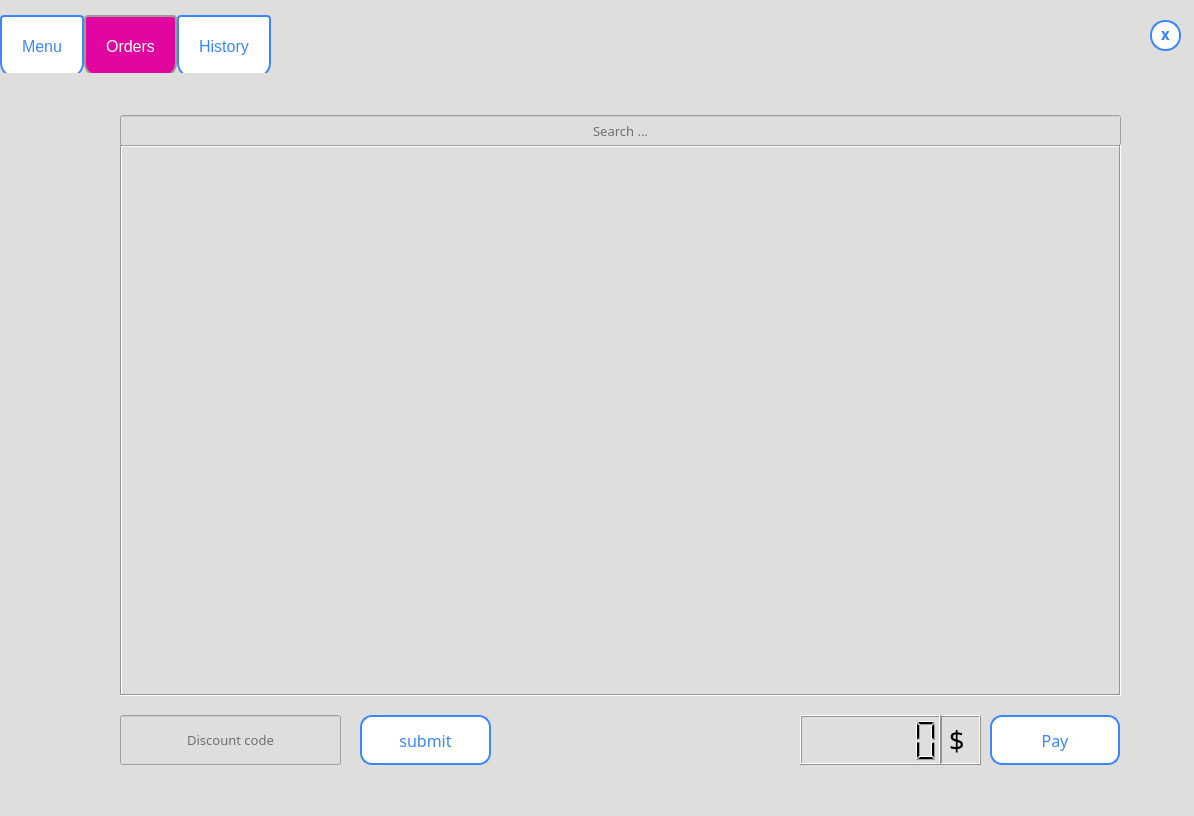
Before: the Qt Designer form frontend/ui_files/MainScreen.ui in irania9O/Restaurant, drawn with Qt 5.
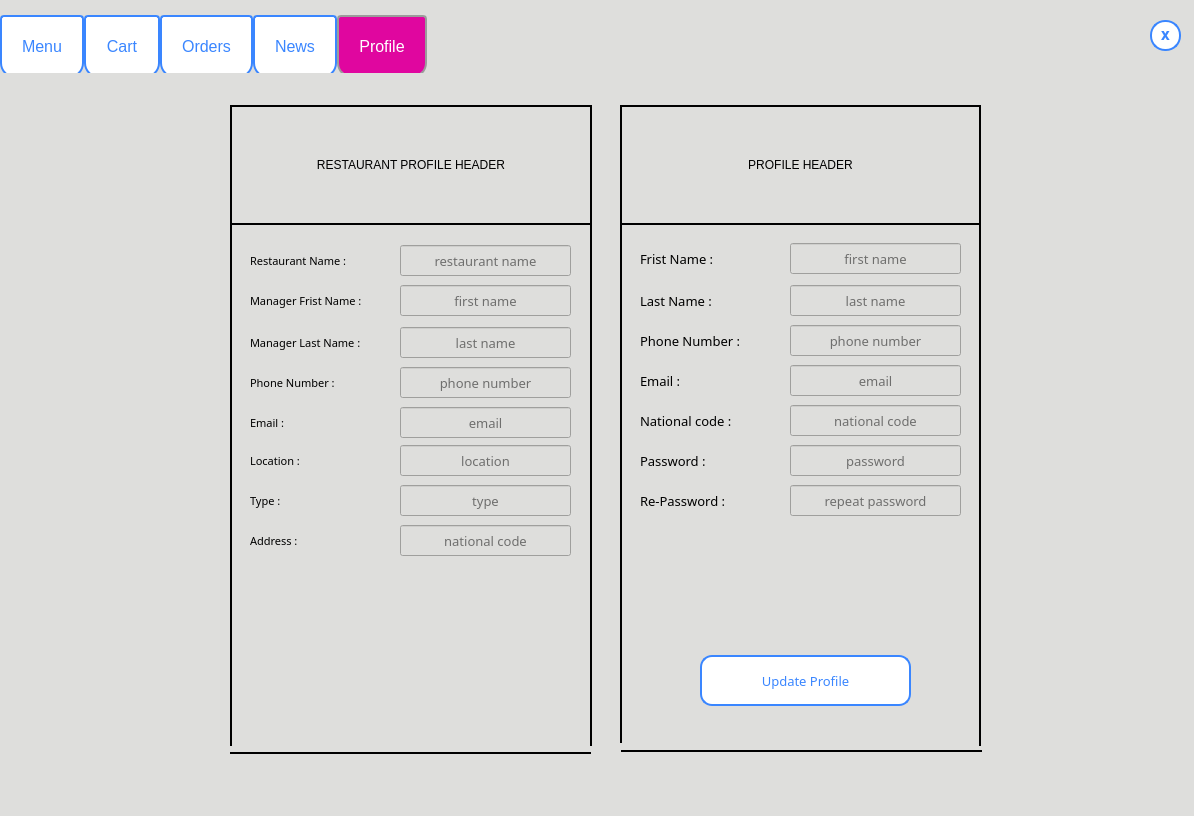
After: the same form once the commit is applied. The open tabs and pages were chosen to show the change.

Commit message: add profile and news tab.

The edit to the form file:
```diff
--- a/frontend/ui_files/MainScreen.ui
+++ b/frontend/ui_files/MainScreen.ui
@@ -659,9 +659,9 @@
    </widget>
    <widget class="QWidget" name="widget">
     <attribute name="title">
-     <string>Orders</string>
+     <string>Cart</string>
     </attribute>
-    <widget class="QScrollArea" name="orders_area">
+    <widget class="QScrollArea" name="cart_area">
      <property name="geometry">
       <rect>
        <x>120</x>
@@ -899,9 +899,9 @@
    </widget>
    <widget class="QWidget" name="widget">
     <attribute name="title">
-     <string>History</string>
+     <string>Orders</string>
     </attribute>
-    <widget class="QScrollArea" name="payed_area">
+    <widget class="QScrollArea" name="orders_area">
      <property name="geometry">
       <rect>
        <x>120</x>
@@ -956,6 +956,1077 @@
      </property>
     </widget>
    </widget>
+   <widget class="QWidget" name="tab_2">
+    <attribute name="title">
+     <string>News</string>
+    </attribute>
+    <widget class="QScrollArea" name="news_area">
+     <property name="geometry">
+      <rect>
+       <x>120</x>
+       <y>70</y>
+       <width>1001</width>
+       <height>571</height>
+      </rect>
+     </property>
+     <property name="frameShape">
+      <enum>QFrame::Box</enum>
+     </property>
+     <property name="widgetResizable">
+      <bool>true</bool>
+     </property>
+     <widget class="QWidget" name="scrollAreaWidgetContents_5">
+      <property name="geometry">
+       <rect>
+        <x>0</x>
+        <y>0</y>
+        <width>997</width>
+        <height>567</height>
+       </rect>
+      </property>
+     </widget>
+    </widget>
+    <widget class="QLabel" name="label">
+     <property name="geometry">
+      <rect>
+       <x>119</x>
+       <y>20</y>
+       <width>1001</width>
+       <height>51</height>
+      </rect>
+     </property>
+     <property name="font">
+      <font>
+       <family>MV Boli</family>
+       <pointsize>15</pointsize>
+      </font>
+     </property>
+     <property name="frameShape">
+      <enum>QFrame::Box</enum>
+     </property>
+     <property name="frameShadow">
+      <enum>QFrame::Raised</enum>
+     </property>
+     <property name="text">
+      <string>News</string>
+     </property>
+     <property name="alignment">
+      <set>Qt::AlignCenter</set>
+     </property>
+    </widget>
+   </widget>
+   <widget class="QWidget" name="tab">
+    <attribute name="title">
+     <string>Profile</string>
+    </attribute>
+    <widget class="Line" name="line_10">
+     <property name="geometry">
+      <rect>
+       <x>230</x>
+       <y>648</y>
+       <width>361</width>
+       <height>20</height>
+      </rect>
+     </property>
+     <property name="frameShadow">
+      <enum>QFrame::Plain</enum>
+     </property>
+     <property name="lineWidth">
+      <number>2</number>
+     </property>
+     <property name="orientation">
+      <enum>Qt::Horizontal</enum>
+     </property>
+    </widget>
+    <widget class="Line" name="line_11">
+     <property name="geometry">
+      <rect>
+       <x>581</x>
+       <y>120</y>
+       <width>20</width>
+       <height>531</height>
+      </rect>
+     </property>
+     <property name="frameShadow">
+      <enum>QFrame::Plain</enum>
+     </property>
+     <property name="lineWidth">
+      <number>2</number>
+     </property>
+     <property name="midLineWidth">
+      <number>0</number>
+     </property>
+     <property name="orientation">
+      <enum>Qt::Vertical</enum>
+     </property>
+    </widget>
+    <widget class="Line" name="line_12">
+     <property name="geometry">
+      <rect>
+       <x>221</x>
+       <y>130</y>
+       <width>20</width>
+       <height>521</height>
+      </rect>
+     </property>
+     <property name="frameShadow">
+      <enum>QFrame::Plain</enum>
+     </property>
+     <property name="lineWidth">
+      <number>2</number>
+     </property>
+     <property name="orientation">
+      <enum>Qt::Vertical</enum>
+     </property>
+    </widget>
+    <widget class="QLabel" name="restaurant_info_header">
+     <property name="geometry">
+      <rect>
+       <x>230</x>
+       <y>10</y>
+       <width>362</width>
+       <height>120</height>
+      </rect>
+     </property>
+     <property name="frameShape">
+      <enum>QFrame::WinPanel</enum>
+     </property>
+     <property name="text">
+      <string>RESTAURANT PROFILE HEADER</string>
+     </property>
+     <property name="alignment">
+      <set>Qt::AlignCenter</set>
+     </property>
+    </widget>
+    <widget class="Line" name="line_13">
+     <property name="geometry">
+      <rect>
+       <x>621</x>
+       <y>648</y>
+       <width>361</width>
+       <height>16</height>
+      </rect>
+     </property>
+     <property name="frameShadow">
+      <enum>QFrame::Plain</enum>
+     </property>
+     <property name="lineWidth">
+      <number>2</number>
+     </property>
+     <property name="orientation">
+      <enum>Qt::Horizontal</enum>
+     </property>
+    </widget>
+    <widget class="Line" name="line_14">
+     <property name="geometry">
+      <rect>
+       <x>970</x>
+       <y>120</y>
+       <width>20</width>
+       <height>531</height>
+      </rect>
+     </property>
+     <property name="frameShadow">
+      <enum>QFrame::Plain</enum>
+     </property>
+     <property name="lineWidth">
+      <number>2</number>
+     </property>
+     <property name="midLineWidth">
+      <number>0</number>
+     </property>
+     <property name="orientation">
+      <enum>Qt::Vertical</enum>
+     </property>
+    </widget>
+    <widget class="QLineEdit" name="first_name_input">
+     <property name="geometry">
+      <rect>
+       <x>790</x>
+       <y>148</y>
+       <width>171</width>
+       <height>31</height>
+      </rect>
+     </property>
+     <property name="font">
+      <font>
+       <family>MV Boli</family>
+       <pointsize>10</pointsize>
+      </font>
+     </property>
+     <property name="text">
+      <string/>
+     </property>
+     <property name="alignment">
+      <set>Qt::AlignCenter</set>
+     </property>
+     <property name="placeholderText">
+      <string>first name</string>
+     </property>
+     <property name="clearButtonEnabled">
+      <bool>false</bool>
+     </property>
+    </widget>
+    <widget class="Line" name="line_15">
+     <property name="geometry">
+      <rect>
+       <x>611</x>
+       <y>127</y>
+       <width>20</width>
+       <height>521</height>
+      </rect>
+     </property>
+     <property name="frameShadow">
+      <enum>QFrame::Plain</enum>
+     </property>
+     <property name="lineWidth">
+      <number>2</number>
+     </property>
+     <property name="orientation">
+      <enum>Qt::Vertical</enum>
+     </property>
+    </widget>
+    <widget class="QLabel" name="profile_header">
+     <property name="geometry">
+      <rect>
+       <x>620</x>
+       <y>10</y>
+       <width>361</width>
+       <height>120</height>
+      </rect>
+     </property>
+     <property name="frameShape">
+      <enum>QFrame::WinPanel</enum>
+     </property>
+     <property name="text">
+      <string>PROFILE HEADER</string>
+     </property>
+     <property name="alignment">
+      <set>Qt::AlignCenter</set>
+     </property>
+    </widget>
+    <widget class="QLabel" name="first_name_label">
+     <property name="geometry">
+      <rect>
+       <x>640</x>
+       <y>148</y>
+       <width>141</width>
+       <height>31</height>
+      </rect>
+     </property>
+     <property name="font">
+      <font>
+       <family>MV Boli</family>
+       <pointsize>10</pointsize>
+      </font>
+     </property>
+     <property name="text">
+      <string>Frist Name :</string>
+     </property>
+    </widget>
+    <widget class="QLineEdit" name="last_name_input">
+     <property name="geometry">
+      <rect>
+       <x>790</x>
+       <y>190</y>
+       <width>171</width>
+       <height>31</height>
+      </rect>
+     </property>
+     <property name="font">
+      <font>
+       <family>MV Boli</family>
+       <pointsize>10</pointsize>
+      </font>
+     </property>
+     <property name="text">
+      <string/>
+     </property>
+     <property name="alignment">
+      <set>Qt::AlignCenter</set>
+     </property>
+     <property name="placeholderText">
+      <string>last name</string>
+     </property>
+     <property name="clearButtonEnabled">
+      <bool>false</bool>
+     </property>
+    </widget>
+    <widget class="QLabel" name="last_name_label">
+     <property name="geometry">
+      <rect>
+       <x>640</x>
+       <y>190</y>
+       <width>141</width>
+       <height>31</height>
+      </rect>
+     </property>
+     <property name="font">
+      <font>
+       <family>MV Boli</family>
+       <pointsize>10</pointsize>
+      </font>
+     </property>
+     <property name="text">
+      <string>Last Name :</string>
+     </property>
+    </widget>
+    <widget class="QLineEdit" name="phone_number_input">
+     <property name="geometry">
+      <rect>
+       <x>790</x>
+       <y>230</y>
+       <width>171</width>
+       <height>31</height>
+      </rect>
+     </property>
+     <property name="font">
+      <font>
+       <family>MV Boli</family>
+       <pointsize>10</pointsize>
+      </font>
+     </property>
+     <property name="text">
+      <string/>
+     </property>
+     <property name="alignment">
+      <set>Qt::AlignCenter</set>
+     </property>
+     <property name="placeholderText">
+      <string>phone number</string>
+     </property>
+     <property name="clearButtonEnabled">
+      <bool>false</bool>
+     </property>
+    </widget>
+    <widget class="QLabel" name="phone_number_label">
+     <property name="geometry">
+      <rect>
+       <x>640</x>
+       <y>230</y>
+       <width>141</width>
+       <height>31</height>
+      </rect>
+     </property>
+     <property name="font">
+      <font>
+       <family>MV Boli</family>
+       <pointsize>10</pointsize>
+      </font>
+     </property>
+     <property name="text">
+      <string>Phone Number :</string>
+     </property>
+    </widget>
+    <widget class="QLineEdit" name="email_input">
+     <property name="geometry">
+      <rect>
+       <x>790</x>
+       <y>270</y>
+       <width>171</width>
+       <height>31</height>
+      </rect>
+     </property>
+     <property name="font">
+      <font>
+       <family>MV Boli</family>
+       <pointsize>10</pointsize>
+      </font>
+     </property>
+     <property name="text">
+      <string/>
+     </property>
+     <property name="alignment">
+      <set>Qt::AlignCenter</set>
+     </property>
+     <property name="placeholderText">
+      <string>email</string>
+     </property>
+     <property name="clearButtonEnabled">
+      <bool>false</bool>
+     </property>
+    </widget>
+    <widget class="QLabel" name="email_label">
+     <property name="geometry">
+      <rect>
+       <x>640</x>
+       <y>270</y>
+       <width>141</width>
+       <height>31</height>
+      </rect>
+     </property>
+     <property name="font">
+      <font>
+       <family>MV Boli</family>
+       <pointsize>10</pointsize>
+      </font>
+     </property>
+     <property name="text">
+      <string>Email :</string>
+     </property>
+    </widget>
+    <widget class="QLineEdit" name="national_code_input">
+     <property name="enabled">
+      <bool>false</bool>
+     </property>
+     <property name="geometry">
+      <rect>
+       <x>790</x>
+       <y>310</y>
+       <width>171</width>
+       <height>31</height>
+      </rect>
+     </property>
+     <property name="font">
+      <font>
+       <family>MV Boli</family>
+       <pointsize>10</pointsize>
+      </font>
+     </property>
+     <property name="styleSheet">
+      <string notr="true">QLineEdit:disabled{
+color: rgb(0, 0, 0);
+}</string>
+     </property>
+     <property name="text">
+      <string/>
+     </property>
+     <property name="alignment">
+      <set>Qt::AlignCenter</set>
+     </property>
+     <property name="readOnly">
+      <bool>false</bool>
+     </property>
+     <property name="placeholderText">
+      <string>national code</string>
+     </property>
+     <property name="clearButtonEnabled">
+      <bool>false</bool>
+     </property>
+    </widget>
+    <widget class="QLabel" name="national_code_label">
+     <property name="geometry">
+      <rect>
+       <x>640</x>
+       <y>310</y>
+       <width>141</width>
+       <height>31</height>
+      </rect>
+     </property>
+     <property name="font">
+      <font>
+       <family>MV Boli</family>
+       <pointsize>10</pointsize>
+      </font>
+     </property>
+     <property name="text">
+      <string>National code :</string>
+     </property>
+    </widget>
+    <widget class="QLineEdit" name="password_input">
+     <property name="geometry">
+      <rect>
+       <x>790</x>
+       <y>350</y>
+       <width>171</width>
+       <height>31</height>
+      </rect>
+     </property>
+     <property name="font">
+      <font>
+       <family>MV Boli</family>
+       <pointsize>10</pointsize>
+      </font>
+     </property>
+     <property name="text">
+      <string/>
+     </property>
+     <property name="alignment">
+      <set>Qt::AlignCenter</set>
+     </property>
+     <property name="placeholderText">
+      <string>password</string>
+     </property>
+     <property name="clearButtonEnabled">
+      <bool>false</bool>
+     </property>
+    </widget>
+    <widget class="QLabel" name="password_label">
+     <property name="geometry">
+      <rect>
+       <x>640</x>
+       <y>350</y>
+       <width>141</width>
+       <height>31</height>
+      </rect>
+     </property>
+     <property name="font">
+      <font>
+       <family>MV Boli</family>
+       <pointsize>10</pointsize>
+      </font>
+     </property>
+     <property name="text">
+      <string>Password :</string>
+     </property>
+    </widget>
+    <widget class="QLineEdit" name="re_password_input">
+     <property name="geometry">
+      <rect>
+       <x>790</x>
+       <y>390</y>
+       <width>171</width>
+       <height>31</height>
+      </rect>
+     </property>
+     <property name="font">
+      <font>
+       <family>MV Boli</family>
+       <pointsize>10</pointsize>
+      </font>
+     </property>
+     <property name="text">
+      <string/>
+     </property>
+     <property name="alignment">
+      <set>Qt::AlignCenter</set>
+     </property>
+     <property name="placeholderText">
+      <string>repeat password</string>
+     </property>
+     <property name="clearButtonEnabled">
+      <bool>false</bool>
+     </property>
+    </widget>
+    <widget class="QLabel" name="re_password_label">
+     <property name="geometry">
+      <rect>
+       <x>640</x>
+       <y>390</y>
+       <width>141</width>
+       <height>31</height>
+      </rect>
+     </property>
+     <property name="font">
+      <font>
+       <family>MV Boli</family>
+       <pointsize>10</pointsize>
+      </font>
+     </property>
+     <property name="text">
+      <string>Re-Password :</string>
+     </property>
+    </widget>
+    <widget class="QPushButton" name="update_profile">
+     <property name="geometry">
+      <rect>
+       <x>700</x>
+       <y>560</y>
+       <width>211</width>
+       <height>51</height>
+      </rect>
+     </property>
+     <property name="font">
+      <font>
+       <family>MV Boli</family>
+       <pointsize>10</pointsize>
+       <weight>50</weight>
+       <italic>false</italic>
+       <bold>false</bold>
+      </font>
+     </property>
+     <property name="styleSheet">
+      <string notr="true">QPushButton{
+	color: rgb(58, 134, 255);
+	font: 10pt &quot;MV Boli&quot;;
+	background-color: white;
+	border: 2px solid rgb(58, 134, 255);
+    border-radius: 12px;
+}
+
+QPushButton:hover:!pressed   {
+	background-color: qlineargradient(spread:pad, x1:0, y1:0, x2:0.857143, y2:0.857955, stop:1 rgba(10, 242, 251, 255), stop:0 rgba(224, 6, 159, 255));
+  color: white;
+}
+
+QPushButton:pressed   {
+  background-color: rgba(224, 6, 159, 255);
+  color: white;
+}
+</string>
+     </property>
+     <property name="text">
+      <string>Update Profile</string>
+     </property>
+     <property name="checkable">
+      <bool>false</bool>
+     </property>
+    </widget>
+    <widget class="QLineEdit" name="address_input">
+     <property name="enabled">
+      <bool>false</bool>
+     </property>
+     <property name="geometry">
+      <rect>
+       <x>400</x>
+       <y>430</y>
+       <width>171</width>
+       <height>31</height>
+      </rect>
+     </property>
+     <property name="font">
+      <font>
+       <family>MV Boli</family>
+       <pointsize>10</pointsize>
+      </font>
+     </property>
+     <property name="styleSheet">
+      <string notr="true">QLineEdit:disabled{
+color: rgb(0, 0, 0);
+}</string>
+     </property>
+     <property name="text">
+      <string/>
+     </property>
+     <property name="alignment">
+      <set>Qt::AlignCenter</set>
+     </property>
+     <property name="readOnly">
+      <bool>false</bool>
+     </property>
+     <property name="placeholderText">
+      <string>national code</string>
+     </property>
+     <property name="clearButtonEnabled">
+      <bool>false</bool>
+     </property>
+    </widget>
+    <widget class="QLineEdit" name="manager_first_name_input">
+     <property name="enabled">
+      <bool>false</bool>
+     </property>
+     <property name="geometry">
+      <rect>
+       <x>400</x>
+       <y>190</y>
+       <width>171</width>
+       <height>31</height>
+      </rect>
+     </property>
+     <property name="font">
+      <font>
+       <family>MV Boli</family>
+       <pointsize>10</pointsize>
+      </font>
+     </property>
+     <property name="styleSheet">
+      <string notr="true">QLineEdit:disabled{
+color: rgb(0, 0, 0);
+}</string>
+     </property>
+     <property name="text">
+      <string/>
+     </property>
+     <property name="alignment">
+      <set>Qt::AlignCenter</set>
+     </property>
+     <property name="readOnly">
+      <bool>false</bool>
+     </property>
+     <property name="placeholderText">
+      <string>first name</string>
+     </property>
+     <property name="clearButtonEnabled">
+      <bool>false</bool>
+     </property>
+    </widget>
+    <widget class="QLabel" name="restaurant_email_label">
+     <property name="geometry">
+      <rect>
+       <x>250</x>
+       <y>312</y>
+       <width>141</width>
+       <height>31</height>
+      </rect>
+     </property>
+     <property name="font">
+      <font>
+       <family>MV Boli</family>
+       <pointsize>8</pointsize>
+      </font>
+     </property>
+     <property name="text">
+      <string>Email :</string>
+     </property>
+    </widget>
+    <widget class="QLineEdit" name="location_input">
+     <property name="enabled">
+      <bool>false</bool>
+     </property>
+     <property name="geometry">
+      <rect>
+       <x>400</x>
+       <y>350</y>
+       <width>171</width>
+       <height>31</height>
+      </rect>
+     </property>
+     <property name="font">
+      <font>
+       <family>MV Boli</family>
+       <pointsize>10</pointsize>
+      </font>
+     </property>
+     <property name="styleSheet">
+      <string notr="true">QLineEdit:disabled{
+color: rgb(0, 0, 0);
+}</string>
+     </property>
+     <property name="text">
+      <string/>
+     </property>
+     <property name="alignment">
+      <set>Qt::AlignCenter</set>
+     </property>
+     <property name="readOnly">
+      <bool>false</bool>
+     </property>
+     <property name="placeholderText">
+      <string>location</string>
+     </property>
+     <property name="clearButtonEnabled">
+      <bool>false</bool>
+     </property>
+    </widget>
+    <widget class="QLineEdit" name="manager_last_name_input">
+     <property name="enabled">
+      <bool>false</bool>
+     </property>
+     <property name="geometry">
+      <rect>
+       <x>400</x>
+       <y>232</y>
+       <width>171</width>
+       <height>31</height>
+      </rect>
+     </property>
+     <property name="font">
+      <font>
+       <family>MV Boli</family>
+       <pointsize>10</pointsize>
+      </font>
+     </property>
+     <property name="styleSheet">
+      <string notr="true">QLineEdit:disabled{
+color: rgb(0, 0, 0);
+}</string>
+     </property>
+     <property name="text">
+      <string/>
+     </property>
+     <property name="alignment">
+      <set>Qt::AlignCenter</set>
+     </property>
+     <property name="readOnly">
+      <bool>false</bool>
+     </property>
+     <property name="placeholderText">
+      <string>last name</string>
+     </property>
+     <property name="clearButtonEnabled">
+      <bool>false</bool>
+     </property>
+    </widget>
+    <widget class="QLineEdit" name="restaurant_email_input">
+     <property name="enabled">
+      <bool>false</bool>
+     </property>
+     <property name="geometry">
+      <rect>
+       <x>400</x>
+       <y>312</y>
+       <width>171</width>
+       <height>31</height>
+      </rect>
+     </property>
+     <property name="font">
+      <font>
+       <family>MV Boli</family>
+       <pointsize>10</pointsize>
+      </font>
+     </property>
+     <property name="styleSheet">
+      <string notr="true">QLineEdit:disabled{
+color: rgb(0, 0, 0);
+}</string>
+     </property>
+     <property name="text">
+      <string/>
+     </property>
+     <property name="alignment">
+      <set>Qt::AlignCenter</set>
+     </property>
+     <property name="readOnly">
+      <bool>false</bool>
+     </property>
+     <property name="placeholderText">
+      <string>email</string>
+     </property>
+     <property name="clearButtonEnabled">
+      <bool>false</bool>
+     </property>
+    </widget>
+    <widget class="QLabel" name="manager_last_name_label">
+     <property name="geometry">
+      <rect>
+       <x>250</x>
+       <y>232</y>
+       <width>141</width>
+       <height>31</height>
+      </rect>
+     </property>
+     <property name="font">
+      <font>
+       <family>MV Boli</family>
+       <pointsize>8</pointsize>
+      </font>
+     </property>
+     <property name="text">
+      <string>Manager Last Name :</string>
+     </property>
+    </widget>
+    <widget class="QLabel" name="restaurant_phone_number_label">
+     <property name="geometry">
+      <rect>
+       <x>250</x>
+       <y>272</y>
+       <width>141</width>
+       <height>31</height>
+      </rect>
+     </property>
+     <property name="font">
+      <font>
+       <family>MV Boli</family>
+       <pointsize>8</pointsize>
+      </font>
+     </property>
+     <property name="text">
+      <string>Phone Number :</string>
+     </property>
+    </widget>
+    <widget class="QLabel" name="address_label">
+     <property name="geometry">
+      <rect>
+       <x>250</x>
+       <y>430</y>
+       <width>141</width>
+       <height>31</height>
+      </rect>
+     </property>
+     <property name="font">
+      <font>
+       <family>MV Boli</family>
+       <pointsize>8</pointsize>
+      </font>
+     </property>
+     <property name="text">
+      <string>Address :</string>
+     </property>
+    </widget>
+    <widget class="QLineEdit" name="restaurant_phone_number_input">
+     <property name="enabled">
+      <bool>false</bool>
+     </property>
+     <property name="geometry">
+      <rect>
+       <x>400</x>
+       <y>272</y>
+       <width>171</width>
+       <height>31</height>
+      </rect>
+     </property>
+     <property name="font">
+      <font>
+       <family>MV Boli</family>
+       <pointsize>10</pointsize>
+      </font>
+     </property>
+     <property name="styleSheet">
+      <string notr="true">QLineEdit:disabled{
+color: rgb(0, 0, 0);
+}</string>
+     </property>
+     <property name="text">
+      <string/>
+     </property>
+     <property name="alignment">
+      <set>Qt::AlignCenter</set>
+     </property>
+     <property name="readOnly">
+      <bool>false</bool>
+     </property>
+     <property name="placeholderText">
+      <string>phone number</string>
+     </property>
+     <property name="clearButtonEnabled">
+      <bool>false</bool>
+     </property>
+    </widget>
+    <widget class="QLabel" name="type_label">
+     <property name="geometry">
+      <rect>
+       <x>250</x>
+       <y>390</y>
+       <width>141</width>
+       <height>31</height>
+      </rect>
+     </property>
+     <property name="font">
+      <font>
+       <family>MV Boli</family>
+       <pointsize>8</pointsize>
+      </font>
+     </property>
+     <property name="text">
+      <string>Type :</string>
+     </property>
+    </widget>
+    <widget class="QLineEdit" name="type_input">
+     <property name="enabled">
+      <bool>false</bool>
+     </property>
+     <property name="geometry">
+      <rect>
+       <x>400</x>
+       <y>390</y>
+       <width>171</width>
+       <height>31</height>
+      </rect>
+     </property>
+     <property name="font">
+      <font>
+       <family>MV Boli</family>
+       <pointsize>10</pointsize>
+      </font>
+     </property>
+     <property name="styleSheet">
+      <string notr="true">QLineEdit:disabled{
+color: rgb(0, 0, 0);
+}</string>
+     </property>
+     <property name="text">
+      <string/>
+     </property>
+     <property name="alignment">
+      <set>Qt::AlignCenter</set>
+     </property>
+     <property name="readOnly">
+      <bool>false</bool>
+     </property>
+     <property name="placeholderText">
+      <string>type</string>
+     </property>
+     <property name="clearButtonEnabled">
+      <bool>false</bool>
+     </property>
+    </widget>
+    <widget class="QLabel" name="location_label">
+     <property name="geometry">
+      <rect>
+       <x>250</x>
+       <y>350</y>
+       <width>141</width>
+       <height>31</height>
+      </rect>
+     </property>
+     <property name="font">
+      <font>
+       <family>MV Boli</family>
+       <pointsize>8</pointsize>
+      </font>
+     </property>
+     <property name="text">
+      <string>Location :</string>
+     </property>
+    </widget>
+    <widget class="QLabel" name="manager_first_name_label">
+     <property name="geometry">
+      <rect>
+       <x>250</x>
+       <y>190</y>
+       <width>141</width>
+       <height>31</height>
+      </rect>
+     </property>
+     <property name="font">
+      <font>
+       <family>MV Boli</family>
+       <pointsize>8</pointsize>
+      </font>
+     </property>
+     <property name="text">
+      <string>Manager Frist Name :</string>
+     </property>
+    </widget>
+    <widget class="QLineEdit" name="restaurant_name_input">
+     <property name="enabled">
+      <bool>false</bool>
+     </property>
+     <property name="geometry">
+      <rect>
+       <x>400</x>
+       <y>150</y>
+       <width>171</width>
+       <height>31</height>
+      </rect>
+     </property>
+     <property name="font">
+      <font>
+       <family>MV Boli</family>
+       <pointsize>10</pointsize>
+      </font>
+     </property>
+     <property name="styleSheet">
+      <string notr="true">QLineEdit:disabled{
+color: rgb(0, 0, 0);
+}</string>
+     </property>
+     <property name="text">
+      <string/>
+     </property>
+     <property name="alignment">
+      <set>Qt::AlignCenter</set>
+     </property>
+     <property name="readOnly">
+      <bool>false</bool>
+     </property>
+     <property name="placeholderText">
+      <string>restaurant name</string>
+     </property>
+     <property name="clearButtonEnabled">
+      <bool>false</bool>
+     </property>
+    </widget>
+    <widget class="QLabel" name="restaurant_name_label">
+     <property name="geometry">
+      <rect>
+       <x>250</x>
+       <y>150</y>
+       <width>141</width>
+       <height>31</height>
+      </rect>
+     </property>
+     <property name="font">
+      <font>
+       <family>MV Boli</family>
+       <pointsize>8</pointsize>
+      </font>
+     </property>
+     <property name="text">
+      <string>Restaurant Name :</string>
+     </property>
+    </widget>
+   </widget>
   </widget>
   <zorder>tabWidget</zorder>
   <zorder>exit_button</zorder>
```
Left out of the diff: 26 changed lines with no effect on the pictures. The commit also changes 1 other file.
